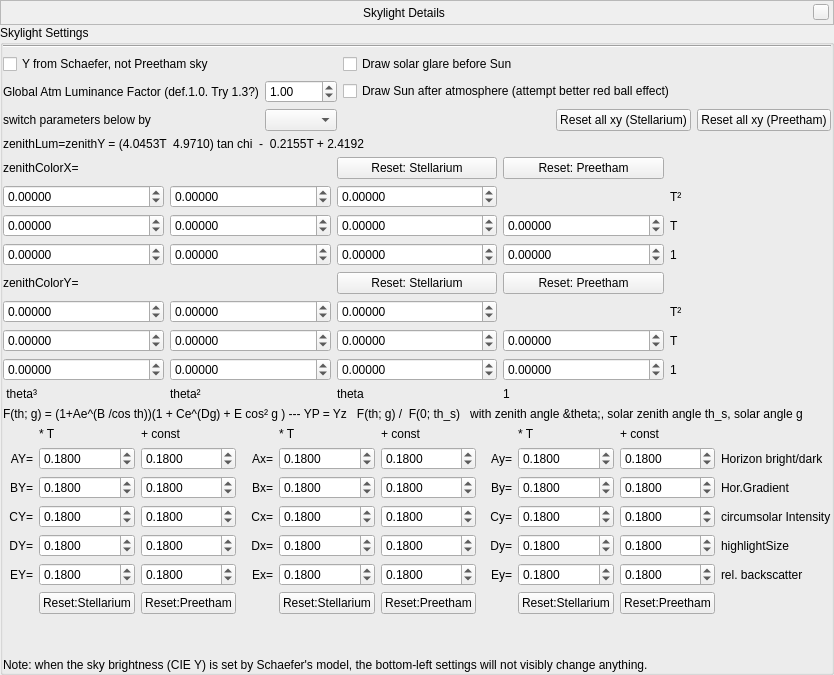
First picture: the form in src/gui/skylightDialog.ui, repository Stellarium/stellarium, before the edit.
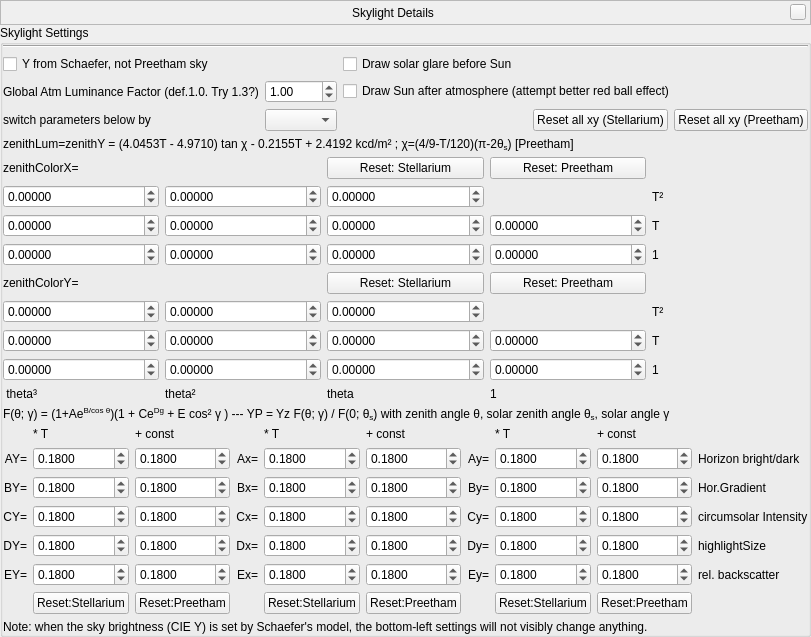
Second picture: the form after the edit. Custom widgets are drawn as their Qt base class.

Commit message: Hide Skylight GUI unless deliberately activated

Patch:
```diff
--- a/src/gui/skylightDialog.ui
+++ b/src/gui/skylightDialog.ui
@@ -6,8 +6,8 @@
    <rect>
     <x>0</x>
     <y>0</y>
-    <width>834</width>
-    <height>675</height>
+    <width>736</width>
+    <height>611</height>
    </rect>
   </property>
   <layout class="QVBoxLayout" name="verticalLayout">
@@ -254,7 +254,10 @@
       <item>
        <widget class="QLabel" name="label_35">
         <property name="text">
-         <string>zenithLum=zenithY = (4.0453T  4.9710) tan chi  -  0.2155T + 2.4192</string>
+         <string>zenithLum=zenithY = (4.0453T  - 4.9710) tan &amp;chi;  -  0.2155T + 2.4192 kcd/m² ; &amp;chi;=(4/9-T/120)(&amp;pi;-2&amp;theta;&lt;sub&gt;s&lt;/sub&gt;)   [Preetham]</string>
+        </property>
+        <property name="textFormat">
+         <enum>Qt::RichText</enum>
         </property>
        </widget>
       </item>
@@ -729,7 +732,10 @@
       <item>
        <widget class="QLabel" name="label_34">
         <property name="text">
-         <string>F(th; g) = (1+Ae^(B /cos th))(1 + Ce^(Dg) + E cos² g ) --- YP = Yz   F(th; g) /  F(0; th_s)   with zenith angle &amp;theta;, solar zenith angle th_s, solar angle g</string>
+         <string>F(&amp;theta;; &amp;gamma;) = (1+Ae&lt;sup&gt;B/cos &amp;theta;&lt;/sup&gt;)(1 + Ce&lt;sup&gt;Dg&lt;/sup&gt; + E cos² &amp;gamma; ) --- YP = Yz   F(&amp;theta;; &amp;gamma;) /  F(0; &amp;theta;&lt;sub&gt;s&lt;/sub&gt;)   with zenith angle &amp;theta;, solar zenith angle &amp;theta;&lt;sub&gt;s&lt;/sub&gt;, solar angle &amp;gamma;</string>
+        </property>
+        <property name="textFormat">
+         <enum>Qt::RichText</enum>
         </property>
        </widget>
       </item>
```
The commit also changes 4 other files.
